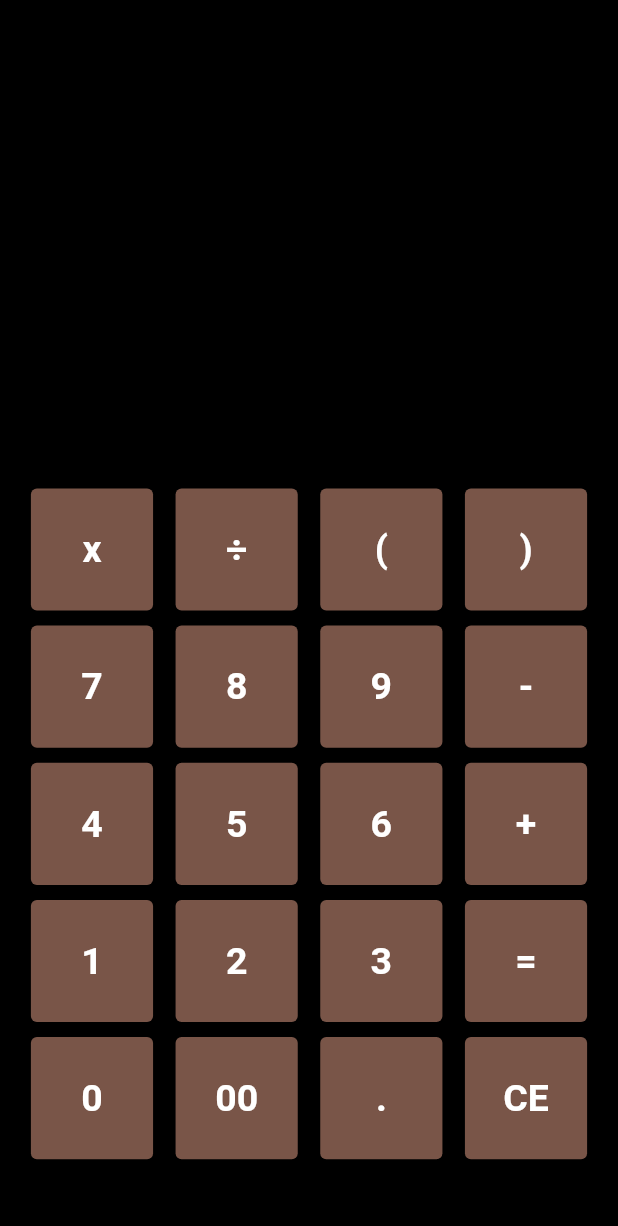
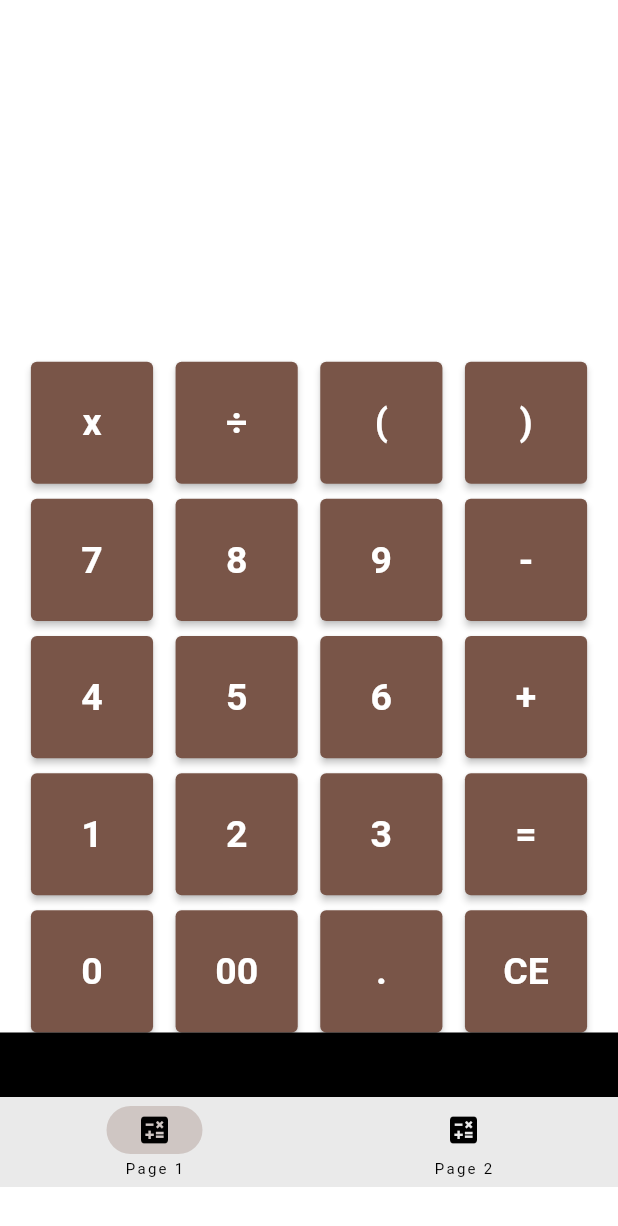
Before and after one commit to Kara-Zor-El/Flutter-Learning, a Flutter app: the screen it shows after launch, on a phone screen of 412 x 824 dp. Shown: the top 1226 px of the screen. Run offline on Flutter 3.47's test engine with Material 2 defaults, Android fonts, the phone set to English and light mode, and no system bars.

Commit message:
Added navbar

```diff
--- a/calculator_app/lib/calculator.dart
+++ b/calculator_app/lib/calculator.dart
@@ -240,12 +240,7 @@ class _CalculatorState extends State<Calculator> {
 
   @override
   Widget build(BuildContext context) {
-    return Scaffold(
-      // appBar: AppBar(
-      //   title: const Text('Awesome Calculator!'),
-      //   toolbarHeight: 35,
-      // ),
-      body: Column(
+    return Column(
       children: [
         Container(
           alignment: Alignment.centerRight,
@@ -255,7 +250,10 @@ class _CalculatorState extends State<Calculator> {
             controller: _scrollController,
             padding: const EdgeInsets.symmetric(vertical: 15, horizontal: 20),
             child: Text(
-                style: const TextStyle(fontSize: 25, color: Colors.white),
+              style: const TextStyle(
+                  fontSize: 25,
+                  color: Colors.white,
+                  decoration: TextDecoration.none),
               displayString,
             ),
           ),
@@ -263,7 +261,7 @@ class _CalculatorState extends State<Calculator> {
         FractionallySizedBox(
           widthFactor: 0.9,
           child: Container(
-              height: (MediaQuery.of(context).size.height) / 1.3,
+            height: (MediaQuery.of(context).size.height) / 1.5,
             alignment: Alignment.bottomCenter,
             child: GridView.count(
               scrollDirection: Axis.vertical,
@@ -277,7 +275,6 @@ class _CalculatorState extends State<Calculator> {
           ),
         )
       ],
-      ),
     );
   }
 }
--- a/calculator_app/lib/main.dart
+++ b/calculator_app/lib/main.dart
@@ -1,5 +1,6 @@
 import 'package:flutter/material.dart';
 import './calculator.dart';
+import './navbar.dart';
 
 void main() {
   runApp(const MyApp());
@@ -27,8 +28,17 @@ class MyCalculatorApp extends StatefulWidget {
 }
 
 class _MyCalculatorAppState extends State<MyCalculatorApp> {
+  int index = 0;
   @override
   Widget build(BuildContext context) {
-    return const Calculator();
+    if (index == 0) {
+      return Column(
+        children: const [
+          Calculator(),
+          MyNavbar(),
+        ],
+      );
+    }
+    return Container();
   }
 }
--- /dev/null
+++ b/calculator_app/lib/navbar.dart
@@ -0,0 +1,30 @@
+import 'package:flutter/material.dart';
+import 'package:flutter/src/widgets/container.dart';
+import 'package:flutter/src/widgets/framework.dart';
+
+class MyNavbar extends StatelessWidget {
+  const MyNavbar({super.key});
+
+  @override
+  Widget build(BuildContext context) {
+    return Container(
+      width: MediaQuery.of(context).size.width,
+      height: MediaQuery.of(context).size.height / 8,
+      child: Scaffold(
+        bottomNavigationBar: NavigationBar(
+          height: 60,
+          destinations: const [
+            NavigationDestination(
+              icon: Icon(Icons.calculate),
+              label: "Page 1",
+            ),
+            NavigationDestination(
+              icon: Icon(Icons.calculate),
+              label: "Page 2",
+            ),
+          ],
+        ),
+      ),
+    );
+  }
+}
```
Lines whose indentation alone changed are shown as unchanged.
